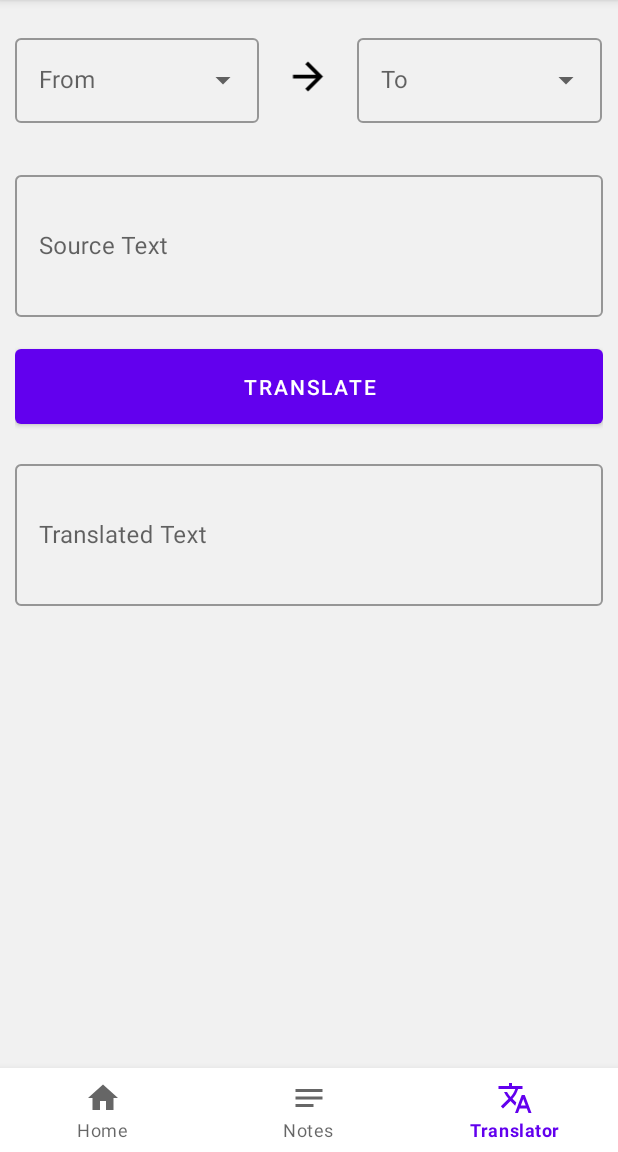
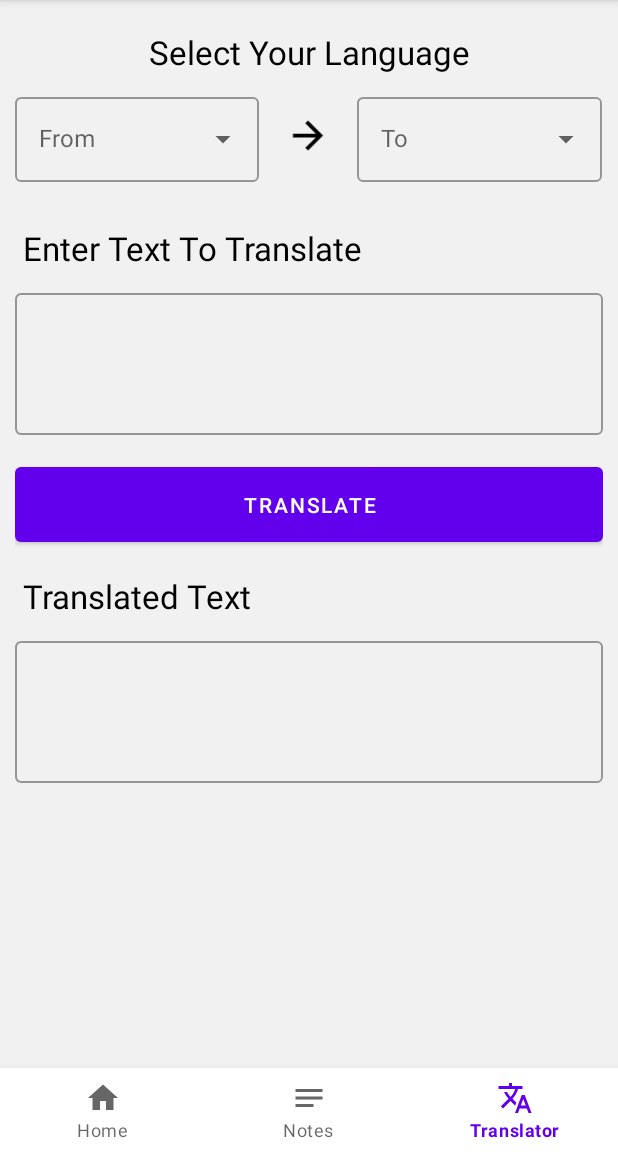
Before and after one commit to NehalDhuri/OcrApp, an Android app: the screen it shows after launch (MainActivity2), item 3 of the bottom bar chosen, on a phone screen of 412 x 824 dp, the part 84-1236 px from its top. Run offline under Robolectric (Android 15) with nearby library versions, the phone set to English and light mode, and no system bars; libraries missing offline, so code that uses them is left out: com.google.mlkit.vision; pictures from the network do not load.

Commit message:
Translation UI changed.

```diff
--- a/app/src/main/res/layout/fragment_translation.xml
+++ b/app/src/main/res/layout/fragment_translation.xml
@@ -6,12 +6,23 @@
     android:padding="10dp"
     tools:context=".TranslationFragment">
 
+
+
     <LinearLayout
         android:layout_width="match_parent"
         android:layout_height="wrap_content"
         android:orientation="vertical"
         android:paddingTop="10dp">
 
+        <TextView
+            android:layout_width="match_parent"
+            android:layout_height="wrap_content"
+            android:text="Select Your Language"
+            android:gravity="center"
+            android:textSize="22sp"
+            android:textColor="@color/black"
+            android:layout_marginBottom="10dp"
+            />
         <LinearLayout
             android:layout_width="match_parent"
             android:layout_height="wrap_content"
@@ -68,12 +79,21 @@
             android:layout_marginTop="24dp"
             android:paddingTop="5dp">
 
+            <TextView
+                android:layout_width="match_parent"
+                android:layout_height="wrap_content"
+                android:text="Enter Text To Translate"
+                android:textSize="22sp"
+                android:layout_marginStart="5dp"
+                android:textColor="@color/black"
+                android:layout_marginBottom="10dp"
+                />
+
             <com.google.android.material.textfield.TextInputLayout
                 android:id="@+id/sourceTextTextField"
                 style="@style/Widget.MaterialComponents.TextInputLayout.OutlinedBox"
                 android:layout_width="match_parent"
                 android:layout_height="100dp"
-                android:hint="Source Text"
                 >
 
                 <com.google.android.material.textfield.TextInputEditText
@@ -93,12 +113,22 @@
                 android:paddingBottom="15dp"
                 android:text="Translate" />
 
+            <TextView
+                android:layout_width="match_parent"
+                android:layout_height="wrap_content"
+                android:text="Translated Text"
+                android:textSize="22sp"
+                android:layout_marginStart="5dp"
+                android:textColor="@color/black"
+                android:layout_marginBottom="10dp"
+                />
+
             <com.google.android.material.textfield.TextInputLayout
                 android:id="@+id/translatedTextTextField"
                 style="@style/Widget.MaterialComponents.TextInputLayout.OutlinedBox"
                 android:layout_width="match_parent"
                 android:layout_height="100dp"
-                android:hint="Translated Text">
+                >
 
                 <com.google.android.material.textfield.TextInputEditText
                     android:id="@+id/translatedEditText"
```
